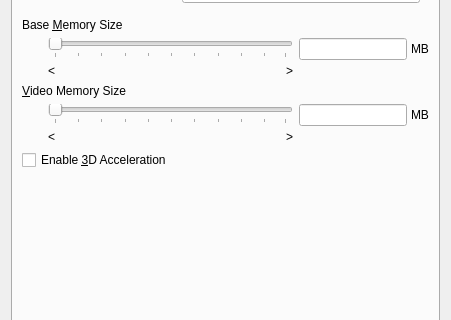
Before: the Qt Designer form vbox/src/VBox/Frontends/VirtualBox4/ui/VBoxVMSettingsGeneral.ui in jljuxgm/vboxgit, drawn with Qt 5; both pictures show x 0 to 451 and y 94 to 414 of the 451 by 497 pixel window.
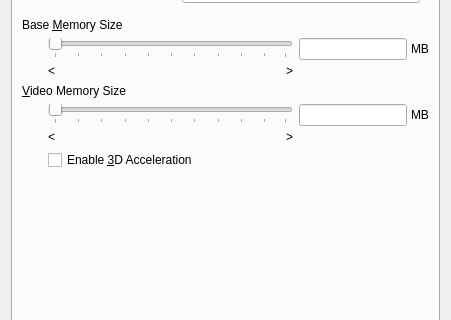
After: the same form once the commit is applied. Custom widgets are drawn as their Qt base class.

Commit message:
commit_15603 ------------------------------------------------------------------------ r15603 | vboxsync | 2008-12-17 02:34:21 +0800 (Wed, 17 Dec 2008) | 1 line
FE/Qt4: 3D Acceleration check-box aligned slightly.
------------------------------------------------------------------------

```diff
--- a/vbox/src/VBox/Frontends/VirtualBox4/ui/VBoxVMSettingsGeneral.ui
+++ b/vbox/src/VBox/Frontends/VirtualBox4/ui/VBoxVMSettingsGeneral.ui
@@ -442,7 +442,7 @@
          </layout>
         </widget>
        </item>
-       <item row="6" column="0" colspan="2" >
+       <item row="6" column="1" >
         <widget class="QCheckBox" name="mCb3D" >
          <property name="sizePolicy" >
           <sizepolicy vsizetype="Fixed" hsizetype="MinimumExpanding" >
```
